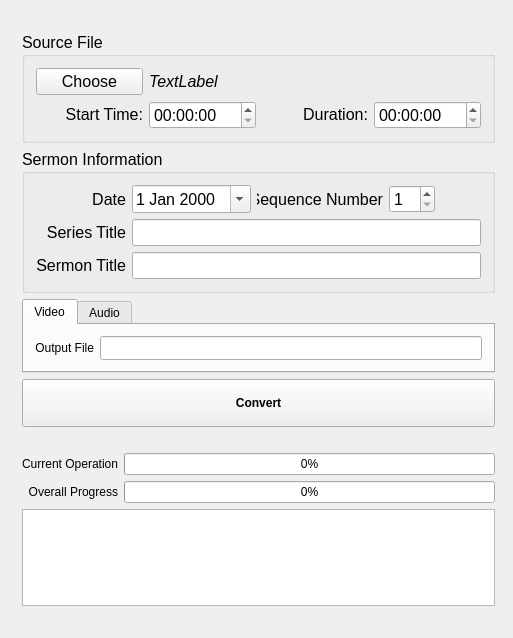
The window that sermonconvert/qt/MainWindow.ui (tedcarnahan/sermonconvert) describes before a commit, drawn with Qt 5.
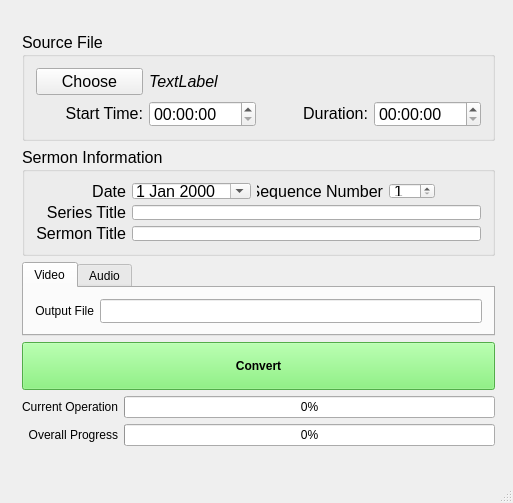
The same window after the commit.

Commit message: Remove log file view, move operation status to statusbar

The edit to the form file:
```diff
--- a/sermonconvert/qt/MainWindow.ui
+++ b/sermonconvert/qt/MainWindow.ui
@@ -10,7 +10,7 @@
     <x>0</x>
     <y>0</y>
     <width>513</width>
-    <height>638</height>
+    <height>503</height>
    </rect>
   </property>
   <property name="sizePolicy">
@@ -32,13 +32,13 @@
      <verstretch>0</verstretch>
     </sizepolicy>
    </property>
-   <widget class="QWidget" name="">
+   <widget class="QWidget" name="layoutWidget">
     <property name="geometry">
      <rect>
       <x>12</x>
       <y>12</y>
       <width>493</width>
-      <height>614</height>
+      <height>454</height>
      </rect>
     </property>
     <layout class="QVBoxLayout" name="verticalLayout_12">
@@ -413,6 +413,421 @@
          <height>48</height>
         </size>
        </property>
+       <property name="palette">
+        <palette>
+         <active>
+          <colorrole role="WindowText">
+           <brush brushstyle="SolidPattern">
+            <color alpha="255">
+             <red>0</red>
+             <green>0</green>
+             <blue>0</blue>
+            </color>
+           </brush>
+          </colorrole>
+          <colorrole role="Button">
+           <brush brushstyle="SolidPattern">
+            <color alpha="255">
+             <red>115</red>
+             <green>242</green>
+             <blue>102</blue>
+            </color>
+           </brush>
+          </colorrole>
+          <colorrole role="Light">
+           <brush brushstyle="SolidPattern">
+            <color alpha="255">
+             <red>219</red>
+             <green>255</green>
+             <blue>216</blue>
+            </color>
+           </brush>
+          </colorrole>
+          <colorrole role="Midlight">
+           <brush brushstyle="SolidPattern">
+            <color alpha="255">
+             <red>167</red>
+             <green>248</green>
+             <blue>159</blue>
+            </color>
+           </brush>
+          </colorrole>
+          <colorrole role="Dark">
+           <brush brushstyle="SolidPattern">
+            <color alpha="255">
+             <red>57</red>
+             <green>121</green>
+             <blue>51</blue>
+            </color>
+           </brush>
+          </colorrole>
+          <colorrole role="Mid">
+           <brush brushstyle="SolidPattern">
+            <color alpha="255">
+             <red>76</red>
+             <green>161</green>
+             <blue>68</blue>
+            </color>
+           </brush>
+          </colorrole>
+          <colorrole role="Text">
+           <brush brushstyle="SolidPattern">
+            <color alpha="255">
+             <red>0</red>
+             <green>0</green>
+             <blue>0</blue>
+            </color>
+           </brush>
+          </colorrole>
+          <colorrole role="BrightText">
+           <brush brushstyle="SolidPattern">
+            <color alpha="255">
+             <red>255</red>
+             <green>255</green>
+             <blue>255</blue>
+            </color>
+           </brush>
+          </colorrole>
+          <colorrole role="ButtonText">
+           <brush brushstyle="SolidPattern">
+            <color alpha="255">
+             <red>0</red>
+             <green>0</green>
+             <blue>0</blue>
+            </color>
+           </brush>
+          </colorrole>
+          <colorrole role="Base">
+           <brush brushstyle="SolidPattern">
+            <color alpha="255">
+             <red>255</red>
+             <green>255</green>
+             <blue>255</blue>
+            </color>
+           </brush>
+          </colorrole>
+          <colorrole role="Window">
+           <brush brushstyle="SolidPattern">
+            <color alpha="255">
+             <red>115</red>
+             <green>242</green>
+             <blue>102</blue>
+            </color>
+           </brush>
+          </colorrole>
+          <colorrole role="Shadow">
+           <brush brushstyle="SolidPattern">
+            <color alpha="255">
+             <red>0</red>
+             <green>0</green>
+             <blue>0</blue>
+            </color>
+           </brush>
+          </colorrole>
+          <colorrole role="AlternateBase">
+           <brush brushstyle="SolidPattern">
+            <color alpha="255">
+             <red>185</red>
+             <green>248</green>
+             <blue>178</blue>
+            </color>
+           </brush>
+          </colorrole>
+          <colorrole role="ToolTipBase">
+           <brush brushstyle="SolidPattern">
+            <color alpha="255">
+             <red>255</red>
+             <green>255</green>
+             <blue>220</blue>
+            </color>
+           </brush>
+          </colorrole>
+          <colorrole role="ToolTipText">
+           <brush brushstyle="SolidPattern">
+            <color alpha="255">
+             <red>0</red>
+             <green>0</green>
+             <blue>0</blue>
+            </color>
+           </brush>
+          </colorrole>
+         </active>
+         <inactive>
+          <colorrole role="WindowText">
+           <brush brushstyle="SolidPattern">
+            <color alpha="255">
+             <red>0</red>
+             <green>0</green>
+             <blue>0</blue>
+            </color>
+           </brush>
+          </colorrole>
+          <colorrole role="Button">
+           <brush brushstyle="SolidPattern">
+            <color alpha="255">
+             <red>115</red>
+             <green>242</green>
+             <blue>102</blue>
+            </color>
+           </brush>
+          </colorrole>
+          <colorrole role="Light">
+           <brush brushstyle="SolidPattern">
+            <color alpha="255">
+             <red>219</red>
+             <green>255</green>
+             <blue>216</blue>
+            </color>
+           </brush>
+          </colorrole>
+          <colorrole role="Midlight">
+           <brush brushstyle="SolidPattern">
+            <color alpha="255">
+             <red>167</red>
+             <green>248</green>
+             <blue>159</blue>
+            </color>
+           </brush>
+          </colorrole>
+          <colorrole role="Dark">
+           <brush brushstyle="SolidPattern">
+            <color alpha="255">
+             <red>57</red>
+             <green>121</green>
+             <blue>51</blue>
+            </color>
+           </brush>
+          </colorrole>
+          <colorrole role="Mid">
+           <brush brushstyle="SolidPattern">
+            <color alpha="255">
+             <red>76</red>
+             <green>161</green>
+             <blue>68</blue>
+            </color>
+           </brush>
+          </colorrole>
+          <colorrole role="Text">
+           <brush brushstyle="SolidPattern">
+            <color alpha="255">
+             <red>0</red>
+             <green>0</green>
+             <blue>0</blue>
+            </color>
+           </brush>
+          </colorrole>
+          <colorrole role="BrightText">
+           <brush brushstyle="SolidPattern">
+            <color alpha="255">
+             <red>255</red>
+             <green>255</green>
+             <blue>255</blue>
+            </color>
+           </brush>
+          </colorrole>
+          <colorrole role="ButtonText">
+           <brush brushstyle="SolidPattern">
+            <color alpha="255">
+             <red>0</red>
+             <green>0</green>
+             <blue>0</blue>
+            </color>
+           </brush>
+          </colorrole>
+          <colorrole role="Base">
+           <brush brushstyle="SolidPattern">
+            <color alpha="255">
+             <red>255</red>
+             <green>255</green>
+             <blue>255</blue>
+            </color>
+           </brush>
+          </colorrole>
+          <colorrole role="Window">
+           <brush brushstyle="SolidPattern">
+            <color alpha="255">
+             <red>115</red>
+             <green>242</green>
+             <blue>102</blue>
+            </color>
+           </brush>
+          </colorrole>
+          <colorrole role="Shadow">
+           <brush brushstyle="SolidPattern">
+            <color alpha="255">
+             <red>0</red>
+             <green>0</green>
+             <blue>0</blue>
+            </color>
+           </brush>
+          </colorrole>
+          <colorrole role="AlternateBase">
+           <brush brushstyle="SolidPattern">
+            <color alpha="255">
+             <red>185</red>
+             <green>248</green>
+             <blue>178</blue>
+            </color>
+           </brush>
+          </colorrole>
+          <colorrole role="ToolTipBase">
+           <brush brushstyle="SolidPattern">
+            <color alpha="255">
+             <red>255</red>
+             <green>255</green>
+             <blue>220</blue>
+            </color>
+           </brush>
+          </colorrole>
+          <colorrole role="ToolTipText">
+           <brush brushstyle="SolidPattern">
+            <color alpha="255">
+             <red>0</red>
+             <green>0</green>
+             <blue>0</blue>
+            </color>
+           </brush>
+          </colorrole>
+         </inactive>
+         <disabled>
+          <colorrole role="WindowText">
+           <brush brushstyle="SolidPattern">
+            <color alpha="255">
+             <red>57</red>
+             <green>121</green>
+             <blue>51</blue>
+            </color>
+           </brush>
+          </colorrole>
+          <colorrole role="Button">
+           <brush brushstyle="SolidPattern">
+            <color alpha="255">
+             <red>115</red>
+             <green>242</green>
+             <blue>102</blue>
+            </color>
+           </brush>
+          </colorrole>
+          <colorrole role="Light">
+           <brush brushstyle="SolidPattern">
+            <color alpha="255">
+             <red>219</red>
+             <green>255</green>
+             <blue>216</blue>
+            </color>
+           </brush>
+          </colorrole>
+          <colorrole role="Midlight">
+           <brush brushstyle="SolidPattern">
+            <color alpha="255">
+             <red>167</red>
+             <green>248</green>
+             <blue>159</blue>
+            </color>
+           </brush>
+          </colorrole>
+          <colorrole role="Dark">
+           <brush brushstyle="SolidPattern">
+            <color alpha="255">
+             <red>57</red>
+             <green>121</green>
+             <blue>51</blue>
+            </color>
+           </brush>
+          </colorrole>
+          <colorrole role="Mid">
+           <brush brushstyle="SolidPattern">
+            <color alpha="255">
+             <red>76</red>
+             <green>161</green>
+             <blue>68</blue>
+            </color>
+           </brush>
+          </colorrole>
+          <colorrole role="Text">
+           <brush brushstyle="SolidPattern">
+            <color alpha="255">
+             <red>57</red>
+             <green>121</green>
+             <blue>51</blue>
+            </color>
+           </brush>
+          </colorrole>
+          <colorrole role="BrightText">
+           <brush brushstyle="SolidPattern">
+            <color alpha="255">
+             <red>255</red>
+             <green>255</green>
+             <blue>255</blue>
+            </color>
+           </brush>
+          </colorrole>
+          <colorrole role="ButtonText">
+           <brush brushstyle="SolidPattern">
+            <color alpha="255">
+             <red>57</red>
+             <green>121</green>
+             <blue>51</blue>
+            </color>
+           </brush>
+          </colorrole>
+          <colorrole role="Base">
+           <brush brushstyle="SolidPattern">
+            <color alpha="255">
+             <red>115</red>
+             <green>242</green>
+             <blue>102</blue>
+            </color>
+           </brush>
+          </colorrole>
+          <colorrole role="Window">
+           <brush brushstyle="SolidPattern">
+            <color alpha="255">
+             <red>115</red>
+             <green>242</green>
+             <blue>102</blue>
+            </color>
+           </brush>
+          </colorrole>
+          <colorrole role="Shadow">
+           <brush brushstyle="SolidPattern">
+            <color alpha="255">
+             <red>0</red>
+             <green>0</green>
+             <blue>0</blue>
+            </color>
+           </brush>
+          </colorrole>
+          <colorrole role="AlternateBase">
+           <brush brushstyle="SolidPattern">
+            <color alpha="255">
+             <red>115</red>
+             <green>242</green>
+             <blue>102</blue>
+            </color>
+           </brush>
+          </colorrole>
+          <colorrole role="ToolTipBase">
+           <brush brushstyle="SolidPattern">
+            <color alpha="255">
+             <red>255</red>
+             <green>255</green>
+             <blue>220</blue>
+            </color>
+           </brush>
+          </colorrole>
+          <colorrole role="ToolTipText">
+           <brush brushstyle="SolidPattern">
+            <color alpha="255">
+             <red>0</red>
+             <green>0</green>
+             <blue>0</blue>
+            </color>
+           </brush>
+          </colorrole>
+         </disabled>
+        </palette>
+       </property>
        <property name="font">
         <font>
          <weight>75</weight>
@@ -429,30 +844,23 @@
        <property name="sizeConstraint">
         <enum>QLayout::SetMinimumSize</enum>
        </property>
-       <item row="4" column="2">
-        <widget class="QProgressBar" name="overallProgress">
+       <item row="3" column="1">
+        <widget class="QLabel" name="labelOverall">
          <property name="sizePolicy">
-          <sizepolicy hsizetype="Expanding" vsizetype="Fixed">
+          <sizepolicy hsizetype="Minimum" vsizetype="Fixed">
            <horstretch>0</horstretch>
            <verstretch>0</verstretch>
           </sizepolicy>
          </property>
-         <property name="value">
-          <number>0</number>
+         <property name="text">
+          <string>Overall Progress</string>
          </property>
-        </widget>
-       </item>
-       <item row="2" column="2">
-        <widget class="QProgressBar" name="operationProgress">
-         <property name="value">
-          <number>0</number>
+         <property name="alignment">
+          <set>Qt::AlignRight|Qt::AlignTrailing|Qt::AlignVCenter</set>
          </property>
-         <property name="invertedAppearance">
-          <bool>false</bool>
-         </property>
         </widget>
        </item>
-       <item row="2" column="1">
+       <item row="1" column="1">
         <widget class="QLabel" name="labelCurrentOperation">
          <property name="sizePolicy">
           <sizepolicy hsizetype="Minimum" vsizetype="Fixed">
@@ -474,45 +882,35 @@
          </property>
         </widget>
        </item>
-       <item row="4" column="1">
-        <widget class="QLabel" name="labelOverall">
+       <item row="1" column="2">
+        <widget class="QProgressBar" name="operationProgress">
+         <property name="value">
+          <number>0</number>
+         </property>
+         <property name="invertedAppearance">
+          <bool>false</bool>
+         </property>
+        </widget>
+       </item>
+       <item row="3" column="2">
+        <widget class="QProgressBar" name="overallProgress">
          <property name="sizePolicy">
-          <sizepolicy hsizetype="Minimum" vsizetype="Fixed">
+          <sizepolicy hsizetype="Expanding" vsizetype="Fixed">
            <horstretch>0</horstretch>
            <verstretch>0</verstretch>
           </sizepolicy>
          </property>
-         <property name="text">
-          <string>Overall Progress</string>
-         </property>
-         <property name="alignment">
-          <set>Qt::AlignRight|Qt::AlignTrailing|Qt::AlignVCenter</set>
-         </property>
-        </widget>
-       </item>
-       <item row="1" column="1" colspan="2">
-        <widget class="QLabel" name="operationName">
-         <property name="font">
-          <font>
-           <italic>true</italic>
-          </font>
-         </property>
-         <property name="text">
-          <string/>
-         </property>
-         <property name="alignment">
-          <set>Qt::AlignCenter</set>
+         <property name="value">
+          <number>0</number>
          </property>
         </widget>
        </item>
       </layout>
      </item>
-     <item>
-      <widget class="QTextEdit" name="outputWindow"/>
-     </item>
     </layout>
    </widget>
   </widget>
+  <widget class="QStatusBar" name="statusBar"/>
  </widget>
  <layoutdefault spacing="6" margin="11"/>
  <resources/>
```
The commit also changes 2 other files.
